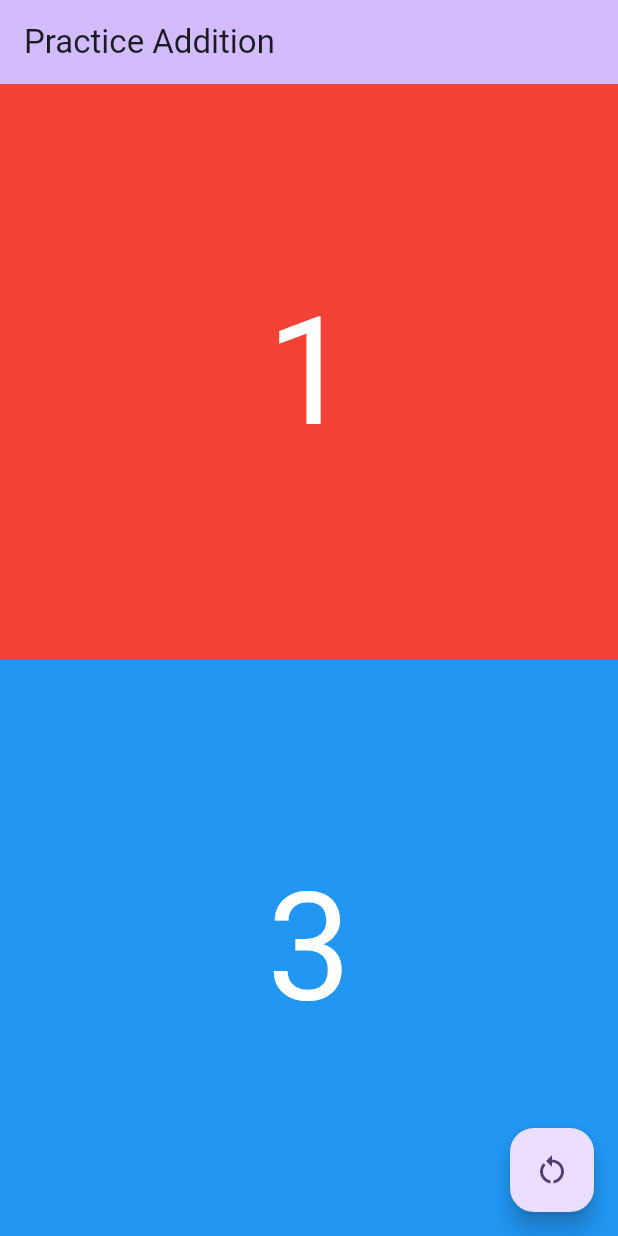
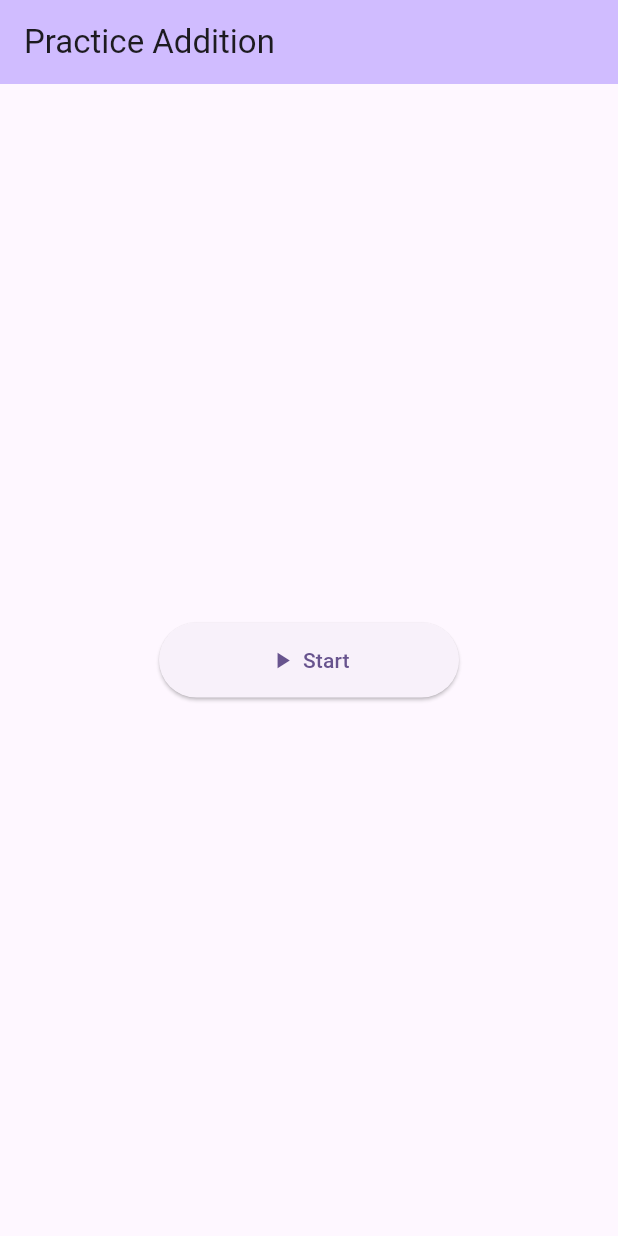
Before and after one commit to KulikovDO/OneTutor.Arithmetic, a Flutter app: the screen it shows after launch, on a phone screen of 412 x 824 dp. Run offline on Flutter 3.47's test engine with Material 3 defaults, Android fonts, the light colour scheme and no system bars; our stand-ins replace flutter_tts.

Commit message:
home screen component

```diff
--- /dev/null
+++ b/lib/home_screen.dart
@@ -0,0 +1,40 @@
+import 'package:flutter/material.dart';
+
+class HomeScreen extends StatelessWidget {
+  const HomeScreen({super.key});
+
+  void _handleOnPressed(){
+    print("_handleOnPressed");
+  }
+
+  @override
+  Widget build(BuildContext context) {
+    return Center(
+      child: SizedBox(
+        width: 200.0,
+        height: 50.0,
+        child:
+          ElevatedButton(
+            onPressed: _handleOnPressed,
+            child: const Padding(
+              padding: EdgeInsets.all(10.0),
+              child: Row(
+                mainAxisAlignment: MainAxisAlignment.center,
+                children: [
+                  Icon(
+                    Icons.play_arrow,
+                  ),
+                  SizedBox(
+                    width: 5.0,
+                  ),
+                  Text('Start'),
+
+                ],
+              )
+            ),
+
+          ),
+      )
+    );
+  }
+}
--- a/lib/main.dart
+++ b/lib/main.dart
@@ -1,7 +1,9 @@
+import 'package:first_app/home_screen.dart';
 import 'package:flutter/material.dart';
 import 'dart:math';
 import 'package:flutter_tts/flutter_tts.dart';
 import 'package:first_app/progress_indicator.dart' as pi;
+
 
 var rng = Random();
 FlutterTts flutterTts = FlutterTts();
@@ -21,7 +23,14 @@ class MyApp extends StatelessWidget {
         colorScheme: ColorScheme.fromSeed(seedColor: Colors.deepPurple),
         useMaterial3: true,
       ),
-      home: MyHomePage(title: 'Practice Addition'),
+      // home: MyHomePage(title: 'Practice Addition'),
+      home: Scaffold(
+      appBar: AppBar(
+          backgroundColor: Theme.of(context).colorScheme.inversePrimary,
+          title: const Text("Practice Addition"),
+        ),
+        body: const HomeScreen(),
+      ),
     );
   }
 }
@@ -141,10 +150,6 @@ class _MyHomePageState extends State<MyHomePage> {
           Opacity(
             opacity: 0.15,
             child: Center(
-              // child: Text(
-              //   "$_attempt",
-              //   style: const TextStyle(color: Colors.white, fontSize: 200),
-              // ),
               child: pi.ProgressIndicator(progress: _progress)
             ),
           ),
```
